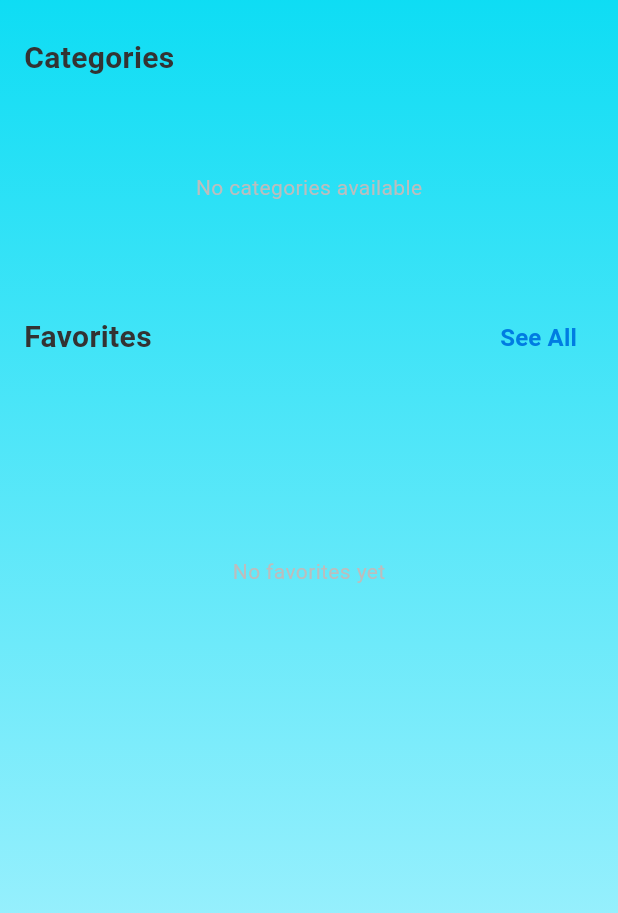
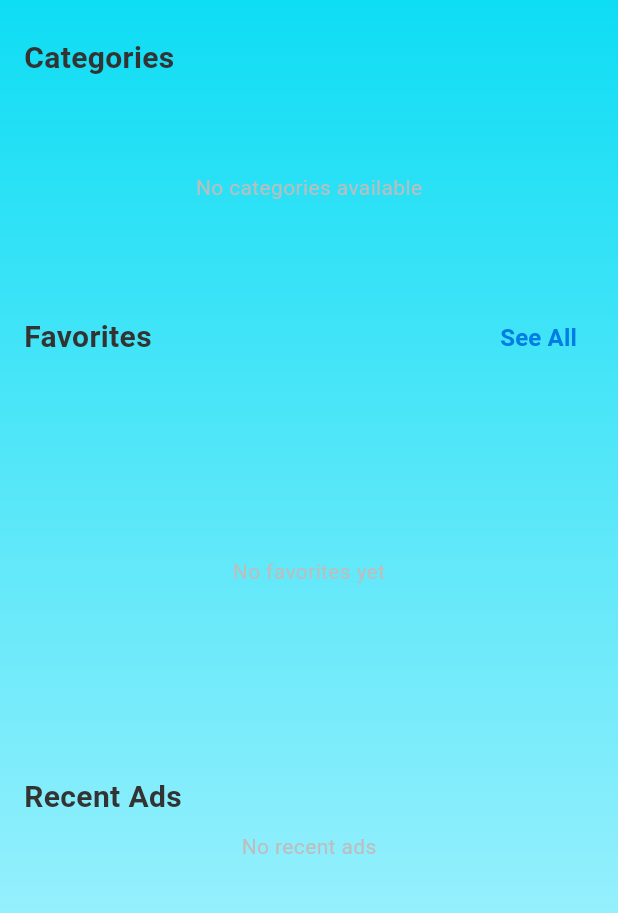
Before and after one commit to jamesjoy-2k24/vavuniya_ads, a Flutter app: the HomeScreen screen opened by its route, after a tap on the "close" icon, on a phone screen of 412 x 824 dp, the part 96-1009 px from its top. Run offline on Flutter 3.47's test engine with Material 3 defaults, Android fonts, the light colour scheme and no system bars; drawn by our look-alikes of flutter_animate; our stand-ins replace dio, font_awesome_flutter, get, get_it, jwt_decoder, shared_preferences; missing offline and left inert: debounce_throttle; accounts and stored records are empty; network calls fail; statements that could not run were skipped.

Commit message:
Working with recent ads

```diff
--- a/lib/core/controllers/home/favorites_controller.dart
+++ b/lib/core/controllers/home/favorites_controller.dart
@@ -50,12 +50,11 @@ class FavoritesController extends GetxController {
   Future<void> addFavorite(String adId) async {
     try {
       final response = await http.post(
-        Uri.parse('$baseUrl/api/favorites/add'),
+        Uri.parse('$baseUrl/api/favorites/add?id=$adId'),
         headers: {
           'Content-Type': 'application/json',
           'Authorization': 'Bearer ${await _getToken()}',
         },
-        body: jsonEncode({'ad_id': int.parse(adId)}),
       );
 
       if (response.statusCode == 200) {
--- /dev/null
+++ b/lib/core/controllers/home/recent_ads_controller.dart
@@ -0,0 +1,116 @@
+import 'package:flutter/material.dart';
+import 'package:get/get.dart';
+import 'package:http/http.dart' as http;
+import 'dart:convert';
+import 'package:shared_preferences/shared_preferences.dart';
+
+class RecentAdsController extends GetxController {
+  final RxList<Map<String, dynamic>> recentAds = <Map<String, dynamic>>[].obs;
+  final RxBool isLoading = false.obs;
+  final RxBool isLoadingMore = false.obs;
+  final RxInt page = 1.obs;
+  final RxBool hasMore = true.obs;
+  static const String baseUrl = 'http://localhost/vavuniya_ads';
+  final ScrollController scrollController = ScrollController();
+
+  @override
+  void onInit() {
+    super.onInit();
+    fetchRecentAds();
+    scrollController.addListener(_scrollListener);
+  }
+
+  @override
+  void onClose() {
+    scrollController.dispose();
+    super.onClose();
+  }
+
+  void _scrollListener() {
+    if (scrollController.position.pixels >=
+            scrollController.position.maxScrollExtent - 200 &&
+        !isLoadingMore.value &&
+        hasMore.value) {
+      fetchMoreAds();
+    }
+  }
+
+  Future<void> fetchRecentAds() async {
+    isLoading.value = true;
+    try {
+      final response = await http.get(
+        Uri.parse('$baseUrl/api/ads/list?page=1'),
+        headers: {
+          'Content-Type': 'application/json',
+          'Authorization': 'Bearer ${await _getToken()}',
+        },
+      );
+
+      print('Recent Ads Raw response: ${response.body}');
+
+      if (response.statusCode == 200) {
+        final data = jsonDecode(response.body);
+        if (data.containsKey('ads')) {
+          recentAds.value = (data['ads'] as List).cast<Map<String, dynamic>>();
+          page.value = data['pagination']['page'];
+          hasMore.value = data['pagination']['has_more'];
+        } else {
+          throw 'Ads key missing in response';
+        }
+      } else {
+        throw 'Failed to fetch recent ads: ${response.statusCode} - ${response.body}';
+      }
+    } catch (e) {
+      print('Recent Ads Fetch error: $e');
+      Get.snackbar("Error", "Couldn’t load recent ads: $e",
+          snackPosition: SnackPosition.TOP,
+          backgroundColor: Colors.redAccent,
+          colorText: Colors.white);
+      recentAds.value = [];
+    } finally {
+      isLoading.value = false;
+    }
+  }
+
+  Future<void> fetchMoreAds() async {
+    if (!hasMore.value || isLoadingMore.value) return;
+    isLoadingMore.value = true;
+    try {
+      final response = await http.get(
+        Uri.parse('$baseUrl/api/ads/list?page=${page.value + 1}'),
+        headers: {
+          'Content-Type': 'application/json',
+          'Authorization': 'Bearer ${await _getToken()}',
+        },
+      );
+
+      print('More Ads Raw response: ${response.body}');
+
+      if (response.statusCode == 200) {
+        final data = jsonDecode(response.body);
+        if (data.containsKey('ads')) {
+          recentAds.addAll((data['ads'] as List).cast<Map<String, dynamic>>());
+          page.value = data['pagination']['page'];
+          hasMore.value = data['pagination']['has_more'];
+        } else {
+          throw 'Ads key missing in response';
+        }
+      } else {
+        throw 'Failed to fetch more ads: ${response.statusCode}';
+      }
+    } catch (e) {
+      print('More Ads Fetch error: $e');
+      Get.snackbar("Error", "Couldn’t load more ads: $e",
+          snackPosition: SnackPosition.TOP,
+          backgroundColor: Colors.redAccent,
+          colorText: Colors.white);
+    } finally {
+      isLoadingMore.value = false;
+    }
+  }
+
+  Future<String> _getToken() async {
+    final prefs = await SharedPreferences.getInstance();
+    return prefs.getString('token') ?? '';
+  }
+}
--- a/lib/presentation/screens/home_screen.dart
+++ b/lib/presentation/screens/home_screen.dart
@@ -6,7 +6,7 @@ import 'package:vavuniya_ads/widgets/app/app_color.dart';
 import 'package:vavuniya_ads/widgets/home/categories.dart';
 import 'package:vavuniya_ads/widgets/home/favorites.dart';
 import 'package:vavuniya_ads/widgets/home/first_time_notice.dart';
-// import 'package:vavuniya_ads/widgets/home/recent_ads.dart';
+import 'package:vavuniya_ads/widgets/home/recent_ads.dart';
 import 'package:vavuniya_ads/widgets/home/search_bar.dart';
 
 class HomeScreen extends StatelessWidget {
@@ -15,43 +15,42 @@ class HomeScreen extends StatelessWidget {
   @override
   Widget build(BuildContext context) {
     final HomeController controller = Get.put(HomeController());
+
     return Scaffold(
       body: Stack(
         children: [
-          const AppBg(),
+          const AppBg(), // Background
           Column(
             children: [
-              HomeSearchBar(),
+              const HomeSearchBar(), // Search Bar
               Expanded(
                 child: SingleChildScrollView(
                   physics: const AlwaysScrollableScrollPhysics(),
-                  child: Container(
-                    color: Colors.transparent,
-                    child: Column(
-                      crossAxisAlignment: CrossAxisAlignment.start,
-                      children: [
-                        const FirstTimeNotice(),
-                        const Categories(),
-                        const Favorites(),
-                        // const RecentAds(),
-                        const SizedBox(height: 32),
-                      ],
-                    ),
+                  child: Column(
+                    crossAxisAlignment: CrossAxisAlignment.start,
+                    children: const [
+                      FirstTimeNotice(),
+                      Categories(),
+                      Favorites(),
+                      RecentAds(),
+                    ],
                   ),
                 ),
               ),
             ],
           ),
-          Obx(
-            () => controller.isLoading.value && controller.ads.isEmpty
+
+          // Loading Overlay
+          Obx(() {
+            return controller.isLoading.value && controller.ads.isEmpty
                 ? Container(
                     color: Colors.black.withOpacity(0.3),
                     child: const Center(
-                        child:
-                            CircularProgressIndicator(color: AppColors.dark)),
+                      child: CircularProgressIndicator(color: AppColors.dark),
+                    ),
                   )
-                : const SizedBox.shrink(),
-          ),
+                : const SizedBox.shrink();
+          }),
         ],
       ),
     );
--- a/lib/presentation/screens/user/favorites_screen.dart
+++ b/lib/presentation/screens/user/favorites_screen.dart
@@ -43,7 +43,6 @@ class FavoritesScreen extends StatelessWidget {
                       return AdCard(
                         ad: favorite,
                         showFavoriteToggle: true,
-                        showDescription: true,
                         animationIndex: index,
                       );
                     },
--- a/lib/widgets/home/favorites.dart
+++ b/lib/widgets/home/favorites.dart
@@ -53,7 +53,7 @@ class Favorites extends StatelessWidget {
                                 style: TextStyle(color: AppColors.grey))),
                       )
                     : SizedBox(
-                        height: 200,
+                        height: 240,
                         child: ListView.builder(
                           scrollDirection: Axis.horizontal,
                           itemCount: controller.favorites.length > 7
--- a/lib/widgets/home/recent_ads.dart
+++ b/lib/widgets/home/recent_ads.dart
@@ -1,115 +1,86 @@
-// import 'package:flutter/material.dart';
-// import 'package:get/get.dart';
-// import 'package:vavuniya_ads/core/controllers/home/home_controller.dart';
-// import 'package:vavuniya_ads/widgets/app/app_color.dart';
-// import 'package:vavuniya_ads/widgets/app/app_typography.dart';
-// import 'package:vavuniya_ads/widgets/product/app_card.dart';
+import 'package:flutter/material.dart';
+import 'package:flutter_animate/flutter_animate.dart';
+import 'package:get/get.dart';
+import 'package:vavuniya_ads/widgets/ad/ad_card.dart';
+import 'package:vavuniya_ads/core/controllers/home/recent_ads_controller.dart';
+import 'package:vavuniya_ads/widgets/app/app_color.dart';
+import 'package:vavuniya_ads/widgets/app/app_typography.dart';
 
-// class RecentAds extends StatelessWidget {
-//   const RecentAds({super.key});
+class RecentAds extends StatelessWidget {
+  const RecentAds({super.key});
 
-//   @override
-//   Widget build(BuildContext context) {
-//     final HomeController controller = Get.find<HomeController>();
+  @override
+  Widget build(BuildContext context) {
+    final controller = Get.put(RecentAdsController());
 
-//     return Column(
-//       crossAxisAlignment: CrossAxisAlignment.start,
-//       children: [
-//         Padding(
-//           padding: const EdgeInsets.symmetric(horizontal: 16.0, vertical: 12.0),
-//           child: Text(
-//             "Recent Ads",
-//             style: AppTypography.subheading.copyWith(
-//               fontSize: 20,
-//               fontWeight: FontWeight.bold,
-//               color: AppColors.textPrimary,
-//             ),
-//           ),
-//         ),
-//         Obx(
-//           () => controller.isLoading.value && controller.ads.isEmpty
-//               ? _buildLoadingState()
-//               : controller.ads.isEmpty
-//                   ? _buildEmptyState()
-//                   : Column(
-//                       children: [
-//                         SizedBox(
-//                           height: MediaQuery.of(context).size.height * 0.6,
-//                           child: ListView.builder(
-//                             controller: controller.scrollController,
-//                             physics: const AlwaysScrollableScrollPhysics(),
-//                             itemCount: controller.ads.length,
-//                             itemBuilder: (context, index) {
-//                               final ad = controller.ads[index];
-//                               return Padding(
-//                                 padding: const EdgeInsets.symmetric(
-//                                     horizontal: 16.0, vertical: 8.0),
-//                                 child: AdCard(
-//                                   title: ad['title'] ?? 'Untitled',
-//                                   price: ad['price'] as double? ?? 0.0,
-//                                   itemCondition:
-//                                       ad['item_condition'] ?? 'Unknown',
-//                                   imageUrl: ad['images']?.isNotEmpty == true
-//                                       ? ad['images'][0]
-//                                       : null,
-//                                   location: ad['location'] ?? 'Unknown',
-//                                   isVerified: false,
-//                                   isFavorite: ad['is_favorite'] == true,
-//                                   onTap: () =>
-//                                       Get.toNamed("/ad-detail", arguments: ad),
-//                                   onFavoriteToggle: () => controller
-//                                       .toggleFavorite(ad['id'].toString()),
-//                                 ),
-//                               );
-//                             },
-//                           ),
-//                         ),
-//                         if (controller.isLoadingMore.value)
-//                           const Padding(
-//                             padding: EdgeInsets.all(16.0),
-//                             child: Center(
-//                                 child: CircularProgressIndicator(
-//                                     color: AppColors.dark)),
-//                           ),
-//                       ],
-//                     ),
-//         ),
-//       ],
-//     );
-//   }
+    return SafeArea(
+      child: Column(
+        crossAxisAlignment: CrossAxisAlignment.start,
+        children: [
+          // Section Title
+          Padding(
+            padding:
+                const EdgeInsets.symmetric(horizontal: 16.0, vertical: 8.0),
+            child: Text(
+              "Recent Ads",
+              style: AppTypography.subheading.copyWith(
+                fontSize: 20,
+                fontWeight: FontWeight.bold,
+                color: AppColors.textPrimary,
+              ),
+            ).animate().fadeIn(duration: 500.ms),
+          ),
 
-//   Widget _buildLoadingState() => const Padding(
-//         padding: EdgeInsets.all(16.0),
-//         child: Center(
-//           child: Column(
-//             mainAxisSize: MainAxisSize.min,
-//             children: [
-//               CircularProgressIndicator(color: AppColors.dark),
-//               SizedBox(height: 16),
-//               Text("Loading recent ads...",
-//                   style: TextStyle(fontSize: 16, color: AppColors.grey)),
-//             ],
-//           ),
-//         ),
-//       );
-
-//   Widget _buildEmptyState() => Padding(
-//         padding: const EdgeInsets.all(16.0),
-//         child: Center(
-//           child: Column(
-//             mainAxisSize: MainAxisSize.min,
-//             children: [
-//               const Icon(Icons.hourglass_empty, size: 40, color: Colors.grey),
-//               const SizedBox(height: 8),
-//               Text("No recent ads available",
-//                   style: AppTypography.body
-//                       .copyWith(fontSize: 16, color: Colors.grey[600])),
-//               const SizedBox(height: 4),
-//               Text("Check back later for new listings!",
-//                   style: AppTypography.caption
-//                       .copyWith(fontSize: 12, color: Colors.grey[500])),
-//             ],
-//           ),
-//         ),
-//       );
-// }
+          // Wrapping the GridView in a Flexible Widget
+          Flexible(
+            child: Obx(
+              () {
+                if (controller.isLoading.value) {
+                  return const Center(
+                    child: CircularProgressIndicator(color: AppColors.dark),
+                  );
+                } else if (controller.recentAds.isEmpty) {
+                  return const Center(
+                    child: Text("No recent ads",
+                        style: TextStyle(color: AppColors.grey)),
+                  );
+                } else {
+                  return Padding(
+                    padding: const EdgeInsets.symmetric(horizontal: 16.0),
+                    child: GridView.builder(
+                      controller: controller.scrollController,
+                      physics: const AlwaysScrollableScrollPhysics(),
+                      gridDelegate:
+                          const SliverGridDelegateWithFixedCrossAxisCount(
+                        crossAxisCount: 2, // 2 ads per row
+                        crossAxisSpacing: 12, // Space between columns
+                        mainAxisSpacing: 12, // Space between rows
+                        childAspectRatio: 0.75, // Adjust size ratio
+                      ),
+                      itemCount: controller.recentAds.length +
+                          (controller.hasMore.value ? 1 : 0),
+                      itemBuilder: (context, index) {
+                        if (index == controller.recentAds.length) {
+                          return const Center(
+                            child: CircularProgressIndicator(
+                                color: AppColors.dark),
+                          );
+                        }
+                        final ad = controller.recentAds[index];
+                        return AdCard(
+                          ad: ad,
+                          showFavoriteToggle: true,
+                          animationIndex: index,
+                        );
+                      },
+                    ),
+                  );
+                }
+              },
+            ),
+          ),
+        ],
+      ),
+    );
+  }
+}
```
Also changed, not shown: lib/widgets/ad/ad_card.dart (+109 -73 lines), test.dart (added).
